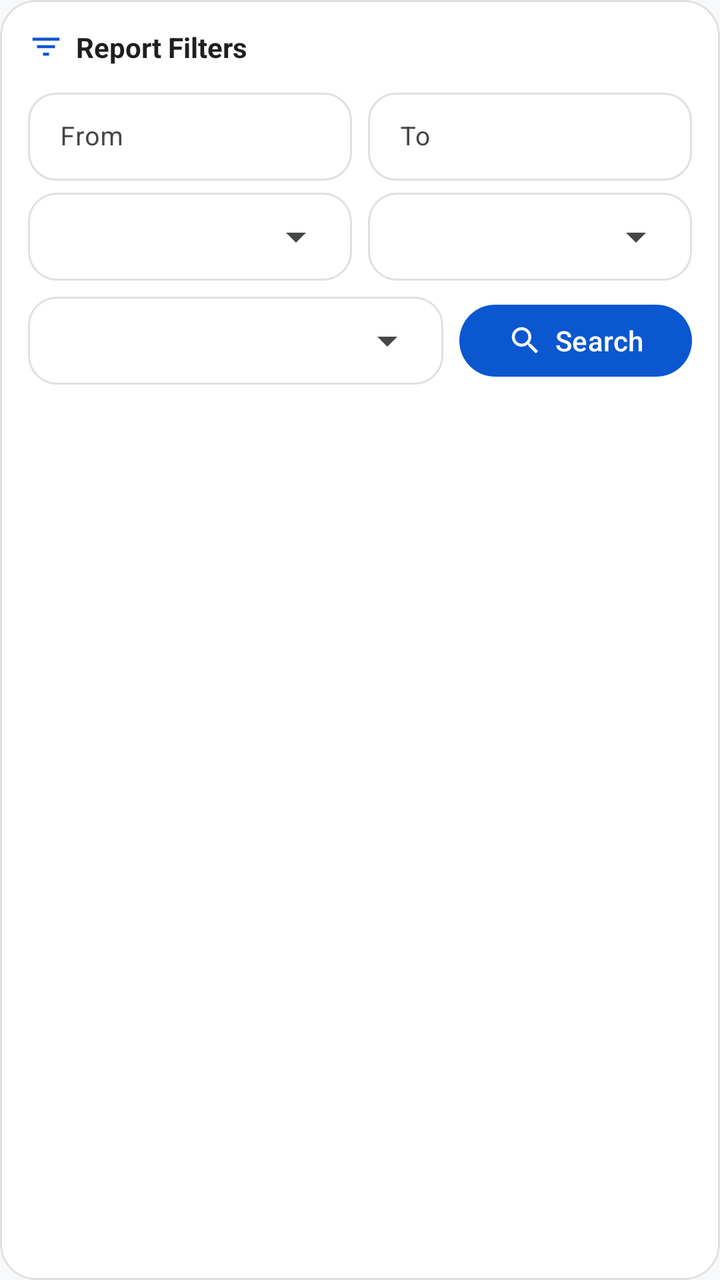
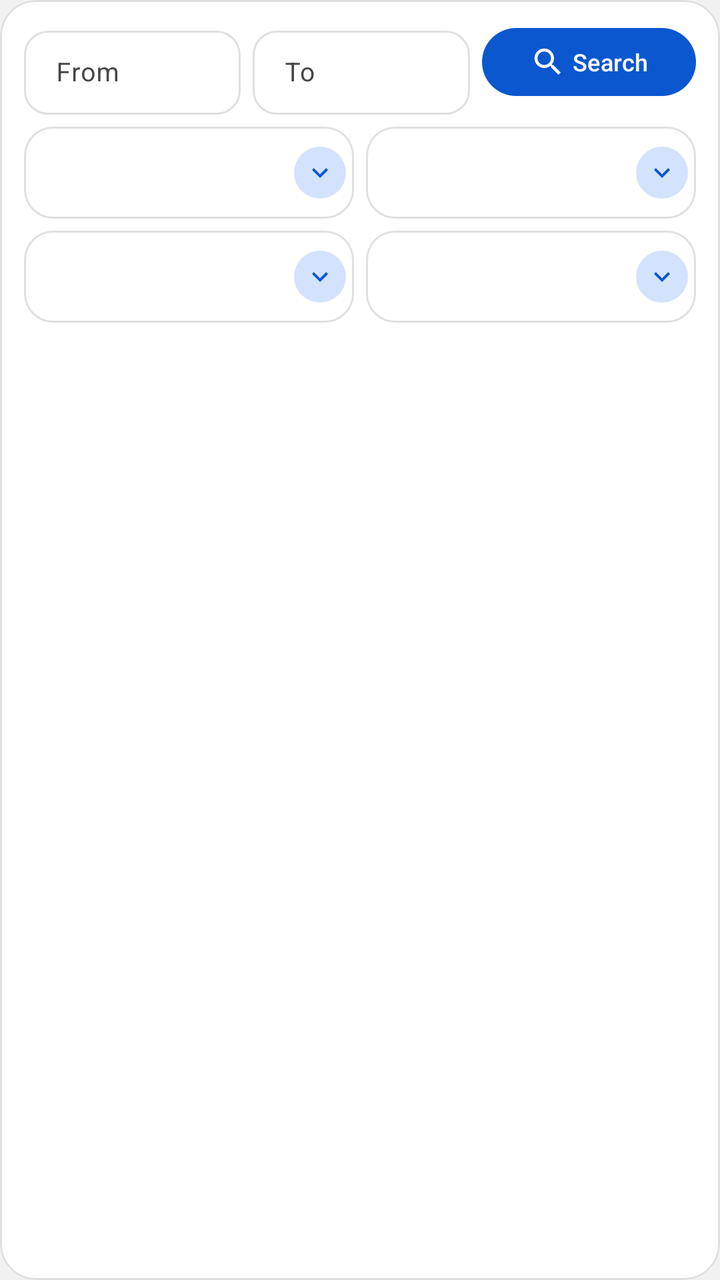

An Android layout rendered at two revisions. The XML below is the earlier revision; the diff shows what the commit changed to produce the second picture.
<!-- AndroidManifest.xml: application theme Theme.OrderPro -->
<!-- res/layout/layout_report_header_filter.xml -->
<?xml version="1.0" encoding="utf-8"?>
<com.google.android.material.card.MaterialCardView xmlns:android="http://schemas.android.com/apk/res/android"
    xmlns:app="http://schemas.android.com/apk/res-auto"
    android:id="@+id/cardReportHeaderFilter"
    android:layout_width="match_parent"
    android:layout_height="wrap_content"
    android:layout_marginBottom="@dimen/card_margin_bottom"
    app:cardBackgroundColor="@color/surface_light"
    app:cardCornerRadius="@dimen/card_corner_radius_expressive"
    app:cardElevation="0dp"
    app:strokeColor="@color/outline_light"
    app:strokeWidth="1dp">

    <LinearLayout
        android:layout_width="match_parent"
        android:layout_height="wrap_content"
        android:orientation="vertical"
        android:padding="@dimen/card_padding">

        <LinearLayout
            android:layout_width="match_parent"
            android:layout_height="wrap_content"
            android:layout_marginBottom="8dp"
            android:gravity="center_vertical"
            android:orientation="horizontal">

            <ImageView
                android:layout_width="18dp"
                android:layout_height="18dp"
                android:contentDescription="Filter Icon"
                android:src="@drawable/ic_filter"
                app:tint="@color/google_blue" />

            <TextView
                android:layout_width="wrap_content"
                android:layout_height="wrap_content"
                android:layout_marginStart="6dp"
                android:text="Report Filters"
                android:textColor="@color/on_surface_light"
                android:textSize="14sp"
                android:textStyle="bold" />
        </LinearLayout>

        
        <LinearLayout
            android:layout_width="match_parent"
            android:layout_height="wrap_content"
            android:layout_marginBottom="6dp"
            android:baselineAligned="false"
            android:orientation="horizontal">

            <com.google.android.material.textfield.TextInputLayout
                android:id="@+id/fromLayout"
                style="@style/Widget.Material3.TextInputLayout.OutlinedBox"
                android:layout_width="0dp"
                android:layout_height="wrap_content"
                android:layout_marginEnd="4dp"
                android:layout_weight="1"
                android:hint="From"
                app:boxCornerRadiusBottomEnd="@dimen/input_corner_radius_expressive"
                app:boxCornerRadiusBottomStart="@dimen/input_corner_radius_expressive"
                app:boxCornerRadiusTopEnd="@dimen/input_corner_radius_expressive"
                app:boxCornerRadiusTopStart="@dimen/input_corner_radius_expressive">

                <com.google.android.material.textfield.TextInputEditText
                    android:id="@+id/etFromDate"
                    android:layout_width="match_parent"
                    android:layout_height="wrap_content"
                    android:clickable="true"
                    android:cursorVisible="false"
                    android:focusable="false"
                    android:inputType="none"
                    android:minHeight="44dp"
                    android:paddingTop="8dp"
                    android:paddingBottom="8dp"
                    android:textSize="13sp" />
            </com.google.android.material.textfield.TextInputLayout>

            <com.google.android.material.textfield.TextInputLayout
                android:id="@+id/toLayout"
                style="@style/Widget.Material3.TextInputLayout.OutlinedBox"
                android:layout_width="0dp"
                android:layout_height="wrap_content"
                android:layout_marginStart="4dp"
                android:layout_weight="1"
                android:hint="To"
                app:boxCornerRadiusBottomEnd="@dimen/input_corner_radius_expressive"
                app:boxCornerRadiusBottomStart="@dimen/input_corner_radius_expressive"
                app:boxCornerRadiusTopEnd="@dimen/input_corner_radius_expressive"
                app:boxCornerRadiusTopStart="@dimen/input_corner_radius_expressive">

                <com.google.android.material.textfield.TextInputEditText
                    android:id="@+id/etToDate"
                    android:layout_width="match_parent"
                    android:layout_height="wrap_content"
                    android:clickable="true"
                    android:cursorVisible="false"
                    android:focusable="false"
                    android:inputType="none"
                    android:minHeight="44dp"
                    android:paddingTop="8dp"
                    android:paddingBottom="8dp"
                    android:textSize="13sp" />
            </com.google.android.material.textfield.TextInputLayout>
        </LinearLayout>

        
        <LinearLayout
            android:layout_width="match_parent"
            android:layout_height="wrap_content"
            android:layout_marginBottom="8dp"
            android:baselineAligned="false"
            android:orientation="horizontal">

            <com.google.android.material.textfield.TextInputLayout
                android:layout_width="0dp"
                android:layout_height="wrap_content"
                android:layout_marginEnd="4dp"
                android:layout_weight="1"
                android:hint="Region">

                <FrameLayout
                    android:layout_width="match_parent"
                    android:layout_height="44dp"
                    android:background="@drawable/bg_spinner"
                    android:paddingStart="8dp"
                    android:paddingEnd="4dp">

                    <Spinner
                        android:id="@+id/spinnerRegion"
                        android:layout_width="match_parent"
                        android:layout_height="match_parent"
                        android:spinnerMode="dropdown" />
                </FrameLayout>
            </com.google.android.material.textfield.TextInputLayout>

            <com.google.android.material.textfield.TextInputLayout
                android:layout_width="0dp"
                android:layout_height="wrap_content"
                android:layout_marginStart="4dp"
                android:layout_weight="1"
                android:hint="Area">

                <FrameLayout
                    android:layout_width="match_parent"
                    android:layout_height="44dp"
                    android:background="@drawable/bg_spinner"
                    android:paddingStart="8dp"
                    android:paddingEnd="4dp">

                    <Spinner
                        android:id="@+id/spinnerArea"
                        android:layout_width="match_parent"
                        android:layout_height="match_parent"
                        android:spinnerMode="dropdown" />
                </FrameLayout>
            </com.google.android.material.textfield.TextInputLayout>
        </LinearLayout>

        
        <LinearLayout
            android:layout_width="match_parent"
            android:layout_height="wrap_content"
            android:baselineAligned="false"
            android:gravity="center_vertical"
            android:orientation="horizontal">

            <com.google.android.material.textfield.TextInputLayout
                android:layout_width="0dp"
                android:layout_height="wrap_content"
                android:layout_marginEnd="8dp"
                android:layout_weight="1"
                android:hint="Territory">

                <FrameLayout
                    android:layout_width="match_parent"
                    android:layout_height="44dp"
                    android:background="@drawable/bg_spinner"
                    android:paddingStart="8dp"
                    android:paddingEnd="4dp">

                    <Spinner
                        android:id="@+id/spinnerTerritory"
                        android:layout_width="match_parent"
                        android:layout_height="match_parent"
                        android:spinnerMode="dropdown" />
                </FrameLayout>
            </com.google.android.material.textfield.TextInputLayout>

            <com.google.android.material.button.MaterialButton
                android:id="@+id/btnSearchReport"
                android:layout_width="wrap_content"
                android:layout_height="44dp"
                android:minWidth="96dp"
                android:text="Search"
                android:textAllCaps="false"
                android:textSize="14sp"
                app:cornerRadius="@dimen/button_corner_radius_expressive"
                app:icon="@drawable/ic_search"
                app:iconGravity="textStart"
                app:iconPadding="6dp" />
        </LinearLayout>

    </LinearLayout>
</com.google.android.material.card.MaterialCardView>
<!-- resources referenced by this layout -->
<resources>
  <color name="google_blue">#0B57D0</color>
  <color name="on_surface_light">#1F1F1F</color>
  <color name="outline_light">#E0E0E0</color>
  <color name="surface_light">#FFFFFF</color>
  <dimen name="button_corner_radius_expressive">24dp</dimen>
  <dimen name="card_corner_radius_expressive">18dp</dimen>
  <dimen name="card_margin_bottom">8dp</dimen>
  <dimen name="card_padding">14dp</dimen>
  <dimen name="input_corner_radius_expressive">14dp</dimen>
  <!-- drawable bg_spinner (drawable) -->
  <?xml version="1.0" encoding="utf-8"?>
  <shape xmlns:android="http://schemas.android.com/apk/res/android"
      android:shape="rectangle">
      <corners android:radius="@dimen/input_corner_radius_expressive" />
      <solid android:color="@color/surface_light" />
      <stroke
          android:width="1dp"
          android:color="@color/outline_light" />
  </shape>
  <!-- drawable ic_filter (drawable) -->
  <vector xmlns:android="http://schemas.android.com/apk/res/android"
      android:width="24dp"
      android:height="24dp"
      android:viewportWidth="24"
      android:viewportHeight="24">
      <path
          android:fillColor="#FF000000"
          android:pathData="M10,18h4v-2h-4v2zM3,6v2h18V6H3zM6,13h12v-2H6v2z"/>
  </vector>
  <!-- drawable ic_search (drawable) -->
  <vector xmlns:android="http://schemas.android.com/apk/res/android"
      android:width="24dp"
      android:height="24dp"
      android:viewportWidth="24"
      android:viewportHeight="24">
      <path
          android:fillColor="#FF000000"
          android:pathData="M15.5,14h-0.79l-0.28,-0.27C15.41,12.59 16,11.11 16,9.5 16,5.91 13.09,3 9.5,3S3,5.91 3,9.5 5.91,16 9.5,16c1.61,0 3.09,-0.59 4.23,-1.57l0.27,0.28v0.79l5,4.99L20.49,19l-4.99,-5zM9.5,14C7.01,14 5,11.99 5,9.5S7.01,5 9.5,5 14,7.01 14,9.5 11.99,14 9.5,14z"/>
  </vector>
  <color name="google_blue_container">#D3E3FD</color>
  <color name="on_google_blue_container">#041E49</color>
  <color name="background_light">#F8F9FA</color>
  <color name="tonal_surface_light">#F3F6FC</color>
  <color name="on_surface_variant_light">#444746</color>
  <style name="ShapeAppearance.OrderPro.SmallComponent" parent="ShapeAppearance.Material3.Corner.Small">
          <item name="cornerSize">10dp</item>
      </style>
  <style name="ShapeAppearance.OrderPro.MediumComponent" parent="ShapeAppearance.Material3.Corner.Medium">
          <item name="cornerSize">18dp</item>
      </style>
  <style name="ShapeAppearance.OrderPro.LargeComponent" parent="ShapeAppearance.Material3.Corner.Large">
          <item name="cornerSize">24dp</item>
      </style>
  <!-- unchanged entries left out for length: 1 -->
</resources>

<!-- the commit's change to res/layout/layout_report_header_filter.xml (unified diff, before → after) -->
@@ -15,33 +15,58 @@
         android:layout_width="match_parent"
         android:layout_height="wrap_content"
         android:orientation="vertical"
-        android:padding="@dimen/card_padding">
-
-        <LinearLayout
-            android:layout_width="match_parent"
-            android:layout_height="wrap_content"
-            android:layout_marginBottom="8dp"
+        android:paddingStart="12dp"
+        android:paddingTop="10dp"
+        android:paddingEnd="12dp"
+        android:paddingBottom="12dp">
+
+        <LinearLayout
+            android:id="@+id/filterHeader"
+            android:layout_width="match_parent"
+            android:layout_height="wrap_content"
+            android:layout_marginBottom="6dp"
+            android:background="?attr/selectableItemBackground"
+            android:clickable="true"
+            android:focusable="true"
+            android:visibility="gone"
             android:gravity="center_vertical"
-            android:orientation="horizontal">
+            android:orientation="horizontal"
+            android:paddingVertical="4dp">
 
             <ImageView
-                android:layout_width="18dp"
-                android:layout_height="18dp"
-                android:contentDescription="Filter Icon"
+                android:layout_width="16dp"
+                android:layout_height="16dp"
+                android:contentDescription="@null"
                 android:src="@drawable/ic_filter"
                 app:tint="@color/google_blue" />
 
             <TextView
-                android:layout_width="wrap_content"
+                android:layout_width="0dp"
                 android:layout_height="wrap_content"
                 android:layout_marginStart="6dp"
-                android:text="Report Filters"
+                android:layout_weight="1"
+                android:text="@string/report_filters_title"
                 android:textColor="@color/on_surface_light"
-                android:textSize="14sp"
+                android:textSize="13sp"
                 android:textStyle="bold" />
-        </LinearLayout>
-
-        
+
+            <ImageView
+                android:id="@+id/filterExpandIcon"
+                android:layout_width="35dp"
+                android:layout_height="32dp"
+                android:background="@drawable/bg_report_spinner_badge"
+                android:contentDescription="@null"
+                android:padding="5dp"
+                android:src="@drawable/ic_spinner_chevron"
+                app:tint="@color/google_blue" />
+        </LinearLayout>
+
+        <LinearLayout
+            android:id="@+id/filterContent"
+            android:layout_width="match_parent"
+            android:layout_height="wrap_content"
+            android:orientation="vertical">
+
         <LinearLayout
             android:layout_width="match_parent"
             android:layout_height="wrap_content"
@@ -54,13 +79,13 @@
                 style="@style/Widget.Material3.TextInputLayout.OutlinedBox"
                 android:layout_width="0dp"
                 android:layout_height="wrap_content"
-                android:layout_marginEnd="4dp"
-                android:layout_weight="1"
-                android:hint="From"
-                app:boxCornerRadiusBottomEnd="@dimen/input_corner_radius_expressive"
-                app:boxCornerRadiusBottomStart="@dimen/input_corner_radius_expressive"
-                app:boxCornerRadiusTopEnd="@dimen/input_corner_radius_expressive"
-                app:boxCornerRadiusTopStart="@dimen/input_corner_radius_expressive">
+                android:layout_marginEnd="3dp"
+                android:layout_weight="1"
+                android:hint="@string/report_filter_from"
+                app:boxCornerRadiusBottomEnd="12dp"
+                app:boxCornerRadiusBottomStart="12dp"
+                app:boxCornerRadiusTopEnd="12dp"
+                app:boxCornerRadiusTopStart="12dp">
 
                 <com.google.android.material.textfield.TextInputEditText
                     android:id="@+id/etFromDate"
@@ -70,9 +95,9 @@
                     android:cursorVisible="false"
                     android:focusable="false"
                     android:inputType="none"
-                    android:minHeight="44dp"
-                    android:paddingTop="8dp"
-                    android:paddingBottom="8dp"
+                    android:minHeight="42dp"
+                    android:paddingTop="5dp"
+                    android:paddingBottom="5dp"
                     android:textSize="13sp" />
             </com.google.android.material.textfield.TextInputLayout>
 
@@ -81,13 +106,13 @@
                 style="@style/Widget.Material3.TextInputLayout.OutlinedBox"
                 android:layout_width="0dp"
                 android:layout_height="wrap_content"
-                android:layout_marginStart="4dp"
-                android:layout_weight="1"
-                android:hint="To"
-                app:boxCornerRadiusBottomEnd="@dimen/input_corner_radius_expressive"
-                app:boxCornerRadiusBottomStart="@dimen/input_corner_radius_expressive"
-                app:boxCornerRadiusTopEnd="@dimen/input_corner_radius_expressive"
-                app:boxCornerRadiusTopStart="@dimen/input_corner_radius_expressive">
+                android:layout_marginStart="3dp"
+                android:layout_weight="1"
+                android:hint="@string/report_filter_to"
+                app:boxCornerRadiusBottomEnd="12dp"
+                app:boxCornerRadiusBottomStart="12dp"
+                app:boxCornerRadiusTopEnd="12dp"
+                app:boxCornerRadiusTopStart="12dp">
 
                 <com.google.android.material.textfield.TextInputEditText
                     android:id="@+id/etToDate"
@@ -97,109 +122,187 @@
                     android:cursorVisible="false"
                     android:focusable="false"
                     android:inputType="none"
-                    android:minHeight="44dp"
-                    android:paddingTop="8dp"
-                    android:paddingBottom="8dp"
+                    android:minHeight="42dp"
+                    android:paddingTop="5dp"
+                    android:paddingBottom="5dp"
                     android:textSize="13sp" />
             </com.google.android.material.textfield.TextInputLayout>
-        </LinearLayout>
-
-        
-        <LinearLayout
-            android:layout_width="match_parent"
-            android:layout_height="wrap_content"
-            android:layout_marginBottom="8dp"
+
+            <com.google.android.material.button.MaterialButton
+                android:id="@+id/btnSearchReport"
+                android:layout_width="wrap_content"
+                android:layout_height="42dp"
+                android:layout_marginStart="6dp"
+                android:minWidth="84dp"
+                android:text="@string/report_filter_search"
+                android:textAllCaps="false"
+                android:textSize="12sp"
+                app:cornerRadius="18dp"
+                app:icon="@drawable/ic_search"
+                app:iconGravity="textStart"
+                app:iconPadding="3dp" />
+        </LinearLayout>
+
+        <LinearLayout
+            android:id="@+id/regionAreaRow"
+            android:layout_width="match_parent"
+            android:layout_height="wrap_content"
+            android:layout_marginBottom="6dp"
             android:baselineAligned="false"
             android:orientation="horizontal">
 
             <com.google.android.material.textfield.TextInputLayout
-                android:layout_width="0dp"
-                android:layout_height="wrap_content"
-                android:layout_marginEnd="4dp"
-                android:layout_weight="1"
-                android:hint="Region">
+                android:id="@+id/regionFilterContainer"
+                android:layout_width="0dp"
+                android:layout_height="wrap_content"
+                android:layout_marginEnd="3dp"
+                android:layout_weight="1"
+                android:hint="@string/report_filter_region">
 
                 <FrameLayout
                     android:layout_width="match_parent"
-                    android:layout_height="44dp"
+                    android:layout_height="46dp"
                     android:background="@drawable/bg_spinner"
-                    android:paddingStart="8dp"
+                    android:paddingStart="4dp"
                     android:paddingEnd="4dp">
 
                     <Spinner
                         android:id="@+id/spinnerRegion"
                         android:layout_width="match_parent"
                         android:layout_height="match_parent"
+                        android:background="@null"
+                        android:paddingStart="0dp"
+                        android:paddingEnd="34dp"
                         android:spinnerMode="dropdown" />
+
+                    <ImageView
+                        android:layout_width="26dp"
+                        android:layout_height="26dp"
+                        android:layout_gravity="end|center_vertical"
+                        android:background="@drawable/bg_report_spinner_badge"
+                        android:contentDescription="@null"
+                        android:padding="5dp"
+                        android:src="@drawable/ic_spinner_chevron"
+                        app:tint="@color/google_blue" />
                 </FrameLayout>
             </com.google.android.material.textfield.TextInputLayout>
 
             <com.google.android.material.textfield.TextInputLayout
-                android:layout_width="0dp"
-                android:layout_height="wrap_content"
-                android:layout_marginStart="4dp"
-                android:layout_weight="1"
-                android:hint="Area">
+                android:id="@+id/areaFilterContainer"
+                android:layout_width="0dp"
+                android:layout_height="wrap_content"
+                android:layout_marginStart="3dp"
+                android:layout_weight="1"
+                android:hint="@string/report_filter_area">
 
                 <FrameLayout
                     android:layout_width="match_parent"
-                    android:layout_height="44dp"
+                    android:layout_height="46dp"
                     android:background="@drawable/bg_spinner"
-                    android:paddingStart="8dp"
+                    android:paddingStart="4dp"
                     android:paddingEnd="4dp">
 
                     <Spinner
                         android:id="@+id/spinnerArea"
                         android:layout_width="match_parent"
                         android:layout_height="match_parent"
+                        android:background="@null"
+                        android:paddingStart="0dp"
+                        android:paddingEnd="34dp"
                         android:spinnerMode="dropdown" />
+
+                    <ImageView
+                        android:layout_width="26dp"
+                        android:layout_height="26dp"
+                        android:layout_gravity="end|center_vertical"
+                        android:background="@drawable/bg_report_spinner_badge"
+                        android:contentDescription="@null"
+                        android:padding="5dp"
+                        android:src="@drawable/ic_spinner_chevron"
+                        app:tint="@color/google_blue" />
                 </FrameLayout>
             </com.google.android.material.textfield.TextInputLayout>
         </LinearLayout>
 
-        
-        <LinearLayout
-            android:layout_width="match_parent"
-            android:layout_height="wrap_content"
+        <LinearLayout
+            android:layout_width="match_parent"
+            android:layout_height="wrap_content"
+            android:layout_marginBottom="6dp"
             android:baselineAligned="false"
-            android:gravity="center_vertical"
             android:orientation="horizontal">
 
             <com.google.android.material.textfield.TextInputLayout
-                android:layout_width="0dp"
-                android:layout_height="wrap_content"
-                android:layout_marginEnd="8dp"
-                android:layout_weight="1"
-                android:hint="Territory">
+                android:id="@+id/subAreaFilterContainer"
+                android:layout_width="0dp"
+                android:layout_height="wrap_content"
+                android:layout_marginEnd="3dp"
+                android:layout_weight="1"
+                android:hint="@string/report_filter_sub_area">
 
                 <FrameLayout
                     android:layout_width="match_parent"
-                    android:layout_height="44dp"
+                    android:layout_height="46dp"
                     android:background="@drawable/bg_spinner"
-                    android:paddingStart="8dp"
+                    android:paddingStart="4dp"
+                    android:paddingEnd="4dp">
+
+                    <Spinner
+                        android:id="@+id/spinnerSubArea"
+                        android:layout_width="match_parent"
+                        android:layout_height="match_parent"
+                        android:background="@null"
+                        android:paddingStart="0dp"
+                        android:paddingEnd="34dp"
+                        android:spinnerMode="dropdown" />
+
+                    <ImageView
+                        android:layout_width="26dp"
+                        android:layout_height="26dp"
+                        android:layout_gravity="end|center_vertical"
+                        android:background="@drawable/bg_report_spinner_badge"
+                        android:contentDescription="@null"
+                        android:padding="5dp"
+                        android:src="@drawable/ic_spinner_chevron"
+                        app:tint="@color/google_blue" />
+                </FrameLayout>
+            </com.google.android.material.textfield.TextInputLayout>
+
+            <com.google.android.material.textfield.TextInputLayout
+                android:id="@+id/territoryFilterContainer"
+                android:layout_width="0dp"
+                android:layout_height="wrap_content"
+                android:layout_marginStart="3dp"
+                android:layout_weight="1"
+                android:hint="@string/report_filter_territory">
+
+                <FrameLayout
+                    android:layout_width="match_parent"
+                    android:layout_height="46dp"
+                    android:background="@drawable/bg_spinner"
+                    android:paddingStart="4dp"
                     android:paddingEnd="4dp">
 
                     <Spinner
                         android:id="@+id/spinnerTerritory"
                         android:layout_width="match_parent"
                         android:layout_height="match_parent"
+                        android:background="@null"
+                        android:paddingStart="0dp"
+                        android:paddingEnd="34dp"
                         android:spinnerMode="dropdown" />
+
+                    <ImageView
+                        android:layout_width="26dp"
+                        android:layout_height="26dp"
+                        android:layout_gravity="end|center_vertical"
+                        android:background="@drawable/bg_report_spinner_badge"
+                        android:contentDescription="@null"
+                        android:padding="5dp"
+                        android:src="@drawable/ic_spinner_chevron"
+                        app:tint="@color/google_blue" />
                 </FrameLayout>
             </com.google.android.material.textfield.TextInputLayout>
-
-            <com.google.android.material.button.MaterialButton
-                android:id="@+id/btnSearchReport"
-                android:layout_width="wrap_content"
-                android:layout_height="44dp"
-                android:minWidth="96dp"
-                android:text="Search"
-                android:textAllCaps="false"
-                android:textSize="14sp"
-                app:cornerRadius="@dimen/button_corner_radius_expressive"
-                app:icon="@drawable/ic_search"
-                app:iconGravity="textStart"
-                app:iconPadding="6dp" />
-        </LinearLayout>
-
+        </LinearLayout>
+        </LinearLayout>
     </LinearLayout>
 </com.google.android.material.card.MaterialCardView>
<!-- resource entries referenced after the edit -->
@@ -4,10 +4,14 @@
   <color name="on_surface_light">#1F1F1F</color>
   <color name="outline_light">#E0E0E0</color>
   <color name="surface_light">#FFFFFF</color>
-  <dimen name="button_corner_radius_expressive">24dp</dimen>
   <dimen name="card_corner_radius_expressive">18dp</dimen>
   <dimen name="card_margin_bottom">8dp</dimen>
-  <dimen name="card_padding">14dp</dimen>
+  <!-- drawable bg_report_spinner_badge (drawable) -->
+  <?xml version="1.0" encoding="utf-8"?>
+  <shape xmlns:android="http://schemas.android.com/apk/res/android"
+      android:shape="oval">
+      <solid android:color="@color/google_blue_container" />
+  </shape>
   <dimen name="input_corner_radius_expressive">14dp</dimen>
   <!-- drawable bg_spinner (drawable) -->
   <?xml version="1.0" encoding="utf-8"?>
@@ -39,9 +43,28 @@
           android:fillColor="#FF000000"
           android:pathData="M15.5,14h-0.79l-0.28,-0.27C15.41,12.59 16,11.11 16,9.5 16,5.91 13.09,3 9.5,3S3,5.91 3,9.5 5.91,16 9.5,16c1.61,0 3.09,-0.59 4.23,-1.57l0.27,0.28v0.79l5,4.99L20.49,19l-4.99,-5zM9.5,14C7.01,14 5,11.99 5,9.5S7.01,5 9.5,5 14,7.01 14,9.5 11.99,14 9.5,14z"/>
   </vector>
+  <!-- drawable ic_spinner_chevron (drawable) -->
+  <?xml version="1.0" encoding="utf-8"?>
+  <vector xmlns:android="http://schemas.android.com/apk/res/android"
+      android:width="24dp"
+      android:height="24dp"
+      android:viewportWidth="24"
+      android:viewportHeight="24">
+      <path
+          android:fillColor="#FF000000"
+          android:pathData="M7.41,8.59L12,13.17l4.59,-4.58L18,10l-6,6l-6,-6z" />
+  </vector>
+  <string name="report_filter_area">Area</string>
+  <string name="report_filter_from">From</string>
+  <string name="report_filter_region">Region</string>
+  <string name="report_filter_search">Search</string>
+  <string name="report_filter_sub_area">Sub-area</string>
+  <string name="report_filter_territory">Territory</string>
+  <string name="report_filter_to">To</string>
+  <string name="report_filters_title">Report filters</string>
   <color name="google_blue_container">#D3E3FD</color>
   <color name="on_google_blue_container">#041E49</color>
-  <color name="background_light">#F8F9FA</color>
+  <color name="background_light">#EEF2F1F1</color>
   <color name="tonal_surface_light">#F3F6FC</color>
   <color name="on_surface_variant_light">#444746</color>
   <style name="ShapeAppearance.OrderPro.SmallComponent" parent="ShapeAppearance.Material3.Corner.Small">
